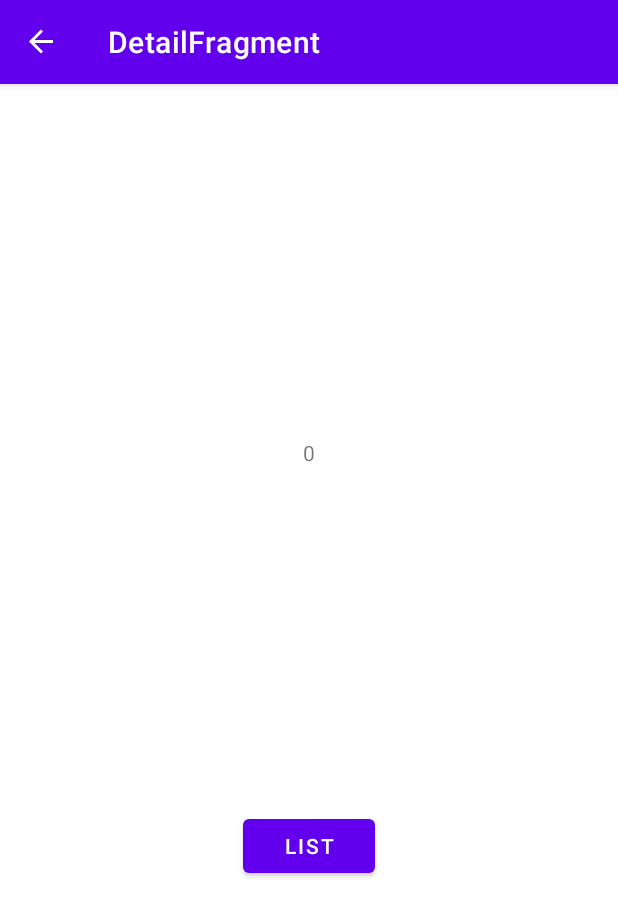
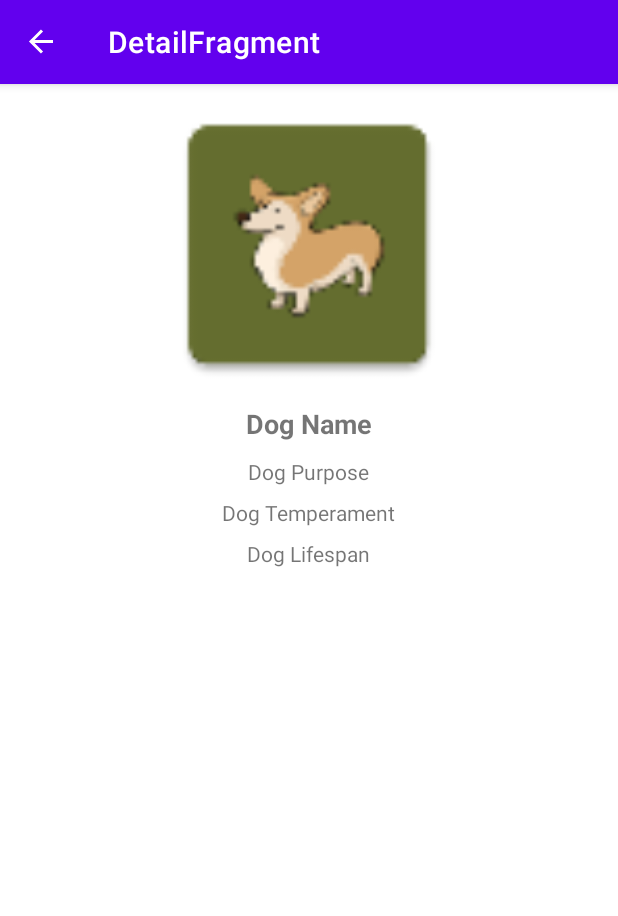
Before and after one commit to rodrigotguerra/Android-Jetpack-Showcase, an Android app: the DetailFragment screen opened through its navigation route, on a phone screen of 412 x 824 dp. Shown: the top 916 px of the screen. Run offline under Robolectric (Android 15) with nearby library versions, the phone set to English and light mode, and no system bars; our stand-ins replace data binding, navigation-ui; 1 statement that could not run was skipped.

Commit message:
Lesson: Layouts

```diff
--- a/app/src/main/java/com/rodrigotguerra/dogsapp/view/DetailFragment.kt
+++ b/app/src/main/java/com/rodrigotguerra/dogsapp/view/DetailFragment.kt
@@ -27,11 +27,6 @@
 
         arguments?.let {
             dogUuid = DetailFragmentArgs.fromBundle(it).dogUuid
-            tv_2.text = dogUuid.toString()
-        }
-
-        btn_list.setOnClickListener {
-            Navigation.findNavController(it).navigate(DetailFragmentDirections.actionListFragment())
         }
     }
 
--- a/app/src/main/java/com/rodrigotguerra/dogsapp/view/ListFragment.kt
+++ b/app/src/main/java/com/rodrigotguerra/dogsapp/view/ListFragment.kt
@@ -20,14 +20,4 @@
         return inflater.inflate(R.layout.fragment_list, container, false)
     }
 
-    override fun onViewCreated(view: View, savedInstanceState: Bundle?) {
-        super.onViewCreated(view, savedInstanceState)
-
-        btn_details.setOnClickListener {
-            val action = ListFragmentDirections.actionDetailFragment()
-            action.dogUuid = 5
-            Navigation.findNavController(it).navigate(action)
-        }
-    }
-
 }
--- a/app/src/main/res/layout/fragment_detail.xml
+++ b/app/src/main/res/layout/fragment_detail.xml
@@ -3,30 +3,57 @@
     xmlns:tools="http://schemas.android.com/tools"
     xmlns:app="http://schemas.android.com/apk/res-auto">
 
-    <androidx.constraintlayout.widget.ConstraintLayout
+    <RelativeLayout
         android:layout_width="match_parent"
         android:layout_height="match_parent"
         tools:context=".view.DetailFragment">
 
-        <Button
-            android:id="@+id/btn_list"
+        <ImageView
+            android:id="@+id/iv_dog_image_details"
+            android:layout_width="match_parent"
+            android:layout_height="wrap_content"
+            android:layout_alignParentTop="true"
+            android:src="@mipmap/ic_dog"
+            android:scaleType="fitCenter"
+            android:minHeight="200dp"/>
+
+        <TextView
+            android:id="@+id/tv_dog_name_details"
             android:layout_width="wrap_content"
             android:layout_height="wrap_content"
-            android:text="List"
-            app:layout_constraintBottom_toBottomOf="parent"
-            app:layout_constraintEnd_toEndOf="parent"
-            app:layout_constraintStart_toStartOf="parent"
-            app:layout_constraintTop_toBottomOf="@+id/tv_2" />
+            android:text="Dog Name"
+            android:layout_below="@id/iv_dog_image_details"
+            style="@style/NameTitle"
+            android:layout_centerHorizontal="true"
+            android:layout_margin="6dp" />
 
         <TextView
-            android:id="@+id/tv_2"
+            android:id="@+id/tv_dog_purpose"
             android:layout_width="wrap_content"
             android:layout_height="wrap_content"
-            android:text="Details Fragment"
-            app:layout_constraintBottom_toTopOf="@id/btn_list"
-            app:layout_constraintEnd_toEndOf="parent"
-            app:layout_constraintStart_toStartOf="parent"
-            app:layout_constraintTop_toTopOf="parent" />
+            android:text="Dog Purpose"
+            android:layout_below="@id/tv_dog_name_details"
+            style="@style/ContentText"
+            android:layout_centerHorizontal="true"
+            android:layout_margin="4dp" />
+        <TextView
+            android:id="@+id/tv_dog_temperament"
+            android:layout_width="wrap_content"
+            android:layout_height="wrap_content"
+            android:text="Dog Temperament"
+            android:layout_below="@id/tv_dog_purpose"
+            style="@style/ContentText"
+            android:layout_centerHorizontal="true"
+            android:layout_margin="4dp" />
+        <TextView
+            android:id="@+id/tv_dog_lifespan"
+            android:layout_width="wrap_content"
+            android:layout_height="wrap_content"
+            android:text="Dog Lifespan"
+            android:layout_below="@id/tv_dog_temperament"
+            style="@style/ContentText"
+            android:layout_centerHorizontal="true"
+            android:layout_margin="4dp" />
 
-    </androidx.constraintlayout.widget.ConstraintLayout>
+    </RelativeLayout>
 </layout>
--- a/app/src/main/res/values/themes.xml
+++ b/app/src/main/res/values/themes.xml
@@ -13,4 +13,14 @@
         <item name="android:statusBarColor" tools:targetApi="l">?attr/colorPrimaryVariant</item>
         <!-- Customize your theme here. -->
     </style>
+
+    <style name="NameTitle">
+        <item name="android:textSize">18sp</item>
+        <item name="android:textStyle">bold</item>
+    </style>
+
+    <style name="ContentText">
+        <item name="android:textSize">14sp</item>
+    </style>
+
 </resources>
```
Also changed, not shown: app/src/main/res/layout/fragment_list.xml (+36 -20 lines), app/src/main/res/layout/item_dog.xml (added, +40 -0 lines).
